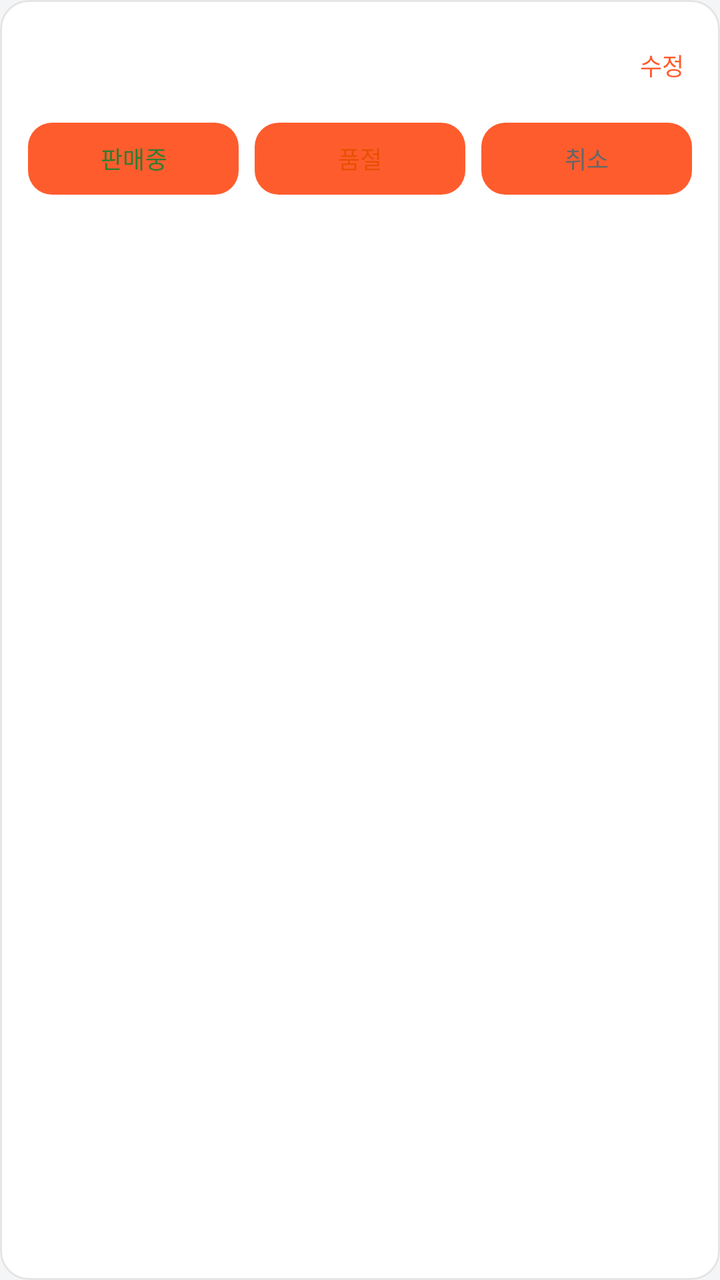
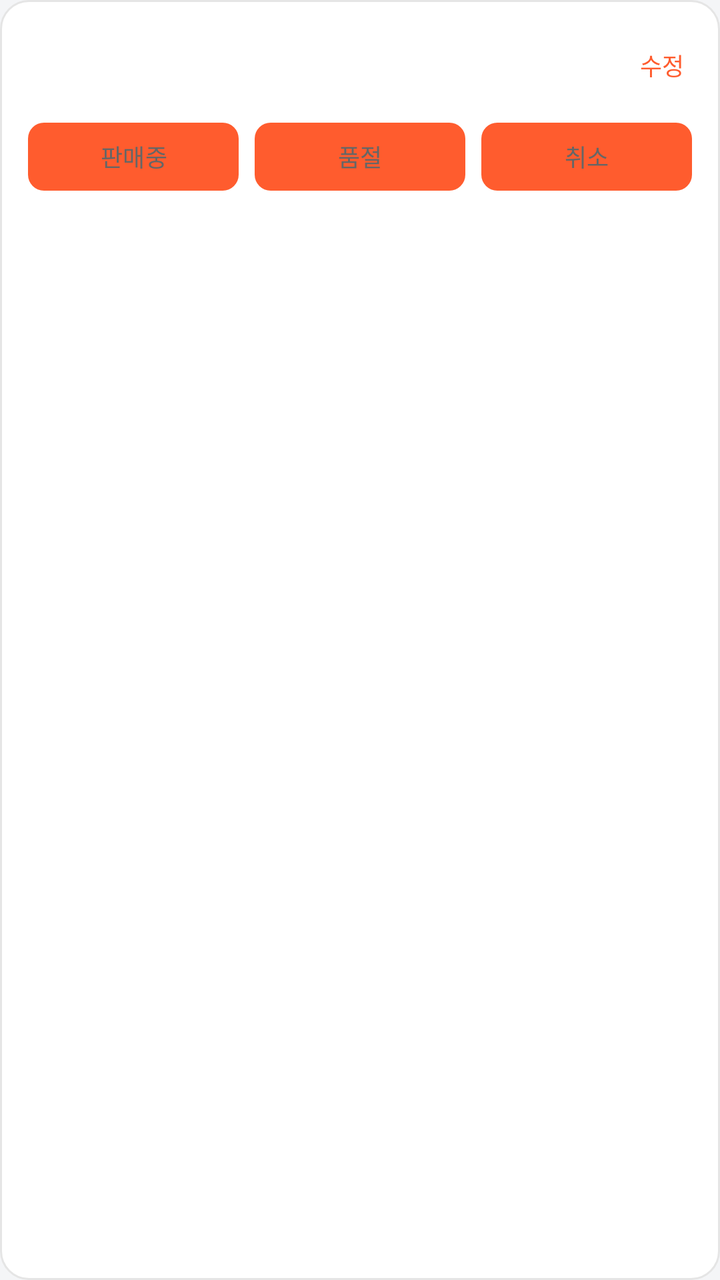

Two renders of the same Android screen: before a commit and after it. Below are the layout's source before the change and the commit's diff.
<!-- AndroidManifest.xml: application theme Theme.Deuktemsiru_seller -->
<!-- res/layout/item_sale_item.xml -->
<?xml version="1.0" encoding="utf-8"?>

<LinearLayout
    xmlns:android="http://schemas.android.com/apk/res/android"
    android:layout_width="match_parent"
    android:layout_height="wrap_content"
    android:orientation="vertical"
    android:background="@drawable/bg_card_white"
    android:padding="14dp"
    android:layout_marginBottom="10dp">

    <LinearLayout
        android:layout_width="match_parent"
        android:layout_height="wrap_content"
        android:orientation="horizontal"
        android:gravity="center_vertical">

        <TextView
            android:id="@+id/tv_item_emoji"
            android:layout_width="36dp"
            android:layout_height="36dp"
            android:gravity="center"
            android:textSize="20sp" />

        <LinearLayout
            android:layout_width="0dp"
            android:layout_height="wrap_content"
            android:layout_weight="1"
            android:layout_marginStart="10dp"
            android:orientation="vertical">

            <TextView
                android:id="@+id/tv_item_name"
                android:layout_width="wrap_content"
                android:layout_height="wrap_content"
                android:textSize="14sp"
                android:textColor="@color/text"
                android:fontFamily="sans-serif-medium" />

            <TextView
                android:id="@+id/tv_item_detail"
                android:layout_width="wrap_content"
                android:layout_height="wrap_content"
                android:layout_marginTop="2dp"
                android:textSize="12sp"
                android:textColor="@color/text_sub" />

        </LinearLayout>

        <TextView
            android:id="@+id/tv_item_status"
            android:layout_width="wrap_content"
            android:layout_height="wrap_content"
            android:paddingHorizontal="10dp"
            android:paddingVertical="4dp"
            android:textSize="12sp"
            android:fontFamily="sans-serif-medium" />

        <TextView
            android:id="@+id/btn_edit"
            android:layout_width="wrap_content"
            android:layout_height="wrap_content"
            android:text="수정"
            android:textSize="12sp"
            android:textColor="@color/primary"
            android:paddingStart="8dp"
            android:paddingEnd="4dp"
            android:paddingVertical="4dp"
            android:fontFamily="sans-serif-medium"
            android:clickable="true"
            android:focusable="true" />

    </LinearLayout>

    <LinearLayout
        android:layout_width="match_parent"
        android:layout_height="wrap_content"
        android:orientation="horizontal"
        android:layout_marginTop="10dp">

        <Button
            android:id="@+id/btn_status_available"
            android:layout_width="0dp"
            android:layout_height="36dp"
            android:layout_weight="1"
            android:layout_marginEnd="4dp"
            android:background="@drawable/bg_status_available"
            android:insetTop="0dp"
            android:insetBottom="0dp"
            android:stateListAnimator="@null"
            android:text="판매중"
            android:textSize="12sp"
            android:textColor="#2E7D32" />

        <Button
            android:id="@+id/btn_status_soldout"
            android:layout_width="0dp"
            android:layout_height="36dp"
            android:layout_weight="1"
            android:layout_marginHorizontal="4dp"
            android:background="@drawable/bg_status_soldout"
            android:insetTop="0dp"
            android:insetBottom="0dp"
            android:stateListAnimator="@null"
            android:text="품절"
            android:textSize="12sp"
            android:textColor="#E65100" />

        <Button
            android:id="@+id/btn_cancel"
            android:layout_width="0dp"
            android:layout_height="36dp"
            android:layout_weight="1"
            android:layout_marginStart="4dp"
            android:background="@drawable/bg_status_expired"
            android:insetTop="0dp"
            android:insetBottom="0dp"
            android:stateListAnimator="@null"
            android:text="취소"
            android:textSize="12sp"
            android:textColor="@color/text_sub" />

    </LinearLayout>

</LinearLayout>
<!-- resources referenced by this layout -->
<resources>
  <color name="primary">#FFFF5C2E</color>
  <color name="text">#FF1A1A1A</color>
  <color name="text_sub">#FF666666</color>
  <!-- drawable bg_card_white (drawable) -->
  <?xml version="1.0" encoding="utf-8"?>
  
  <shape xmlns:android="http://schemas.android.com/apk/res/android"
      android:shape="rectangle">
      <solid android:color="#FFFFFF" />
      <stroke android:width="1dp" android:color="#E5E5E5" />
      <corners android:radius="14dp" />
  </shape>
  <!-- drawable bg_status_available (drawable) -->
  <?xml version="1.0" encoding="utf-8"?>
  
  <shape xmlns:android="http://schemas.android.com/apk/res/android"
      android:shape="rectangle">
      <solid android:color="#E8F5E9" />
      <corners android:radius="12dp" />
  </shape>
  <!-- drawable bg_status_expired (drawable) -->
  <?xml version="1.0" encoding="utf-8"?>
  
  <shape xmlns:android="http://schemas.android.com/apk/res/android"
      android:shape="rectangle">
      <solid android:color="#F5F5F5" />
      <corners android:radius="12dp" />
  </shape>
  <!-- drawable bg_status_soldout (drawable) -->
  <?xml version="1.0" encoding="utf-8"?>
  
  <shape xmlns:android="http://schemas.android.com/apk/res/android"
      android:shape="rectangle">
      <solid android:color="#FFF3E0" />
      <corners android:radius="12dp" />
  </shape>
  <style name="Theme.Deuktemsiru_seller" parent="Base.Theme.Deuktemsiru_seller" />
  <style name="Base.Theme.Deuktemsiru_seller" parent="Theme.Material3.Light.NoActionBar">
          <item name="colorPrimary">@color/primary</item>
          <item name="colorPrimaryVariant">@color/primary_dark</item>
          <item name="colorOnPrimary">@color/white</item>
          <item name="colorSurface">@color/surface</item>
          <item name="android:colorBackground">@color/surface</item>
          <item name="android:fontFamily">sans-serif</item>
          <item name="bottomNavigationStyle">@style/Widget.App.BottomNav</item>
      </style>
  <color name="primary_dark">#FF6B2B12</color>
  <color name="white">#FFFFFFFF</color>
  <color name="surface">#FFF4F5F7</color>
  <style name="Widget.App.BottomNav" parent="Widget.Material3.BottomNavigationView">
          <item name="itemIconTint">@color/bottom_nav_color</item>
          <item name="itemTextColor">@color/bottom_nav_color</item>
          <item name="itemActiveIndicatorStyle">@style/Widget.App.ActiveIndicator</item>
      </style>
  <style name="Widget.App.ActiveIndicator" parent="Widget.Material3.BottomNavigationView.ActiveIndicator">
          <item name="android:color">@color/primary_light</item>
      </style>
  <color name="primary_light">#FFFFEDE5</color>
</resources>

<!-- the commit's change to res/layout/item_sale_item.xml (unified diff, before → after) -->
@@ -81,38 +81,38 @@
         <Button
             android:id="@+id/btn_status_available"
             android:layout_width="0dp"
-            android:layout_height="36dp"
+            android:layout_height="34dp"
             android:layout_weight="1"
             android:layout_marginEnd="4dp"
-            android:background="@drawable/bg_status_available"
+            android:background="@drawable/bg_rounded_muted"
             android:insetTop="0dp"
             android:insetBottom="0dp"
             android:stateListAnimator="@null"
             android:text="판매중"
             android:textSize="12sp"
-            android:textColor="#2E7D32" />
+            android:textColor="@color/text_sub" />
 
         <Button
             android:id="@+id/btn_status_soldout"
             android:layout_width="0dp"
-            android:layout_height="36dp"
+            android:layout_height="34dp"
             android:layout_weight="1"
             android:layout_marginHorizontal="4dp"
-            android:background="@drawable/bg_status_soldout"
+            android:background="@drawable/bg_rounded_muted"
             android:insetTop="0dp"
             android:insetBottom="0dp"
             android:stateListAnimator="@null"
             android:text="품절"
             android:textSize="12sp"
-            android:textColor="#E65100" />
+            android:textColor="@color/text_sub" />
 
         <Button
             android:id="@+id/btn_cancel"
             android:layout_width="0dp"
-            android:layout_height="36dp"
+            android:layout_height="34dp"
             android:layout_weight="1"
             android:layout_marginStart="4dp"
-            android:background="@drawable/bg_status_expired"
+            android:background="@drawable/bg_rounded_muted"
             android:insetTop="0dp"
             android:insetBottom="0dp"
             android:stateListAnimator="@null"
<!-- resource entries referenced after the edit -->
@@ -12,29 +12,13 @@
       <stroke android:width="1dp" android:color="#E5E5E5" />
       <corners android:radius="14dp" />
   </shape>
-  <!-- drawable bg_status_available (drawable) -->
+  <!-- drawable bg_rounded_muted (drawable) -->
   <?xml version="1.0" encoding="utf-8"?>
   
   <shape xmlns:android="http://schemas.android.com/apk/res/android"
       android:shape="rectangle">
-      <solid android:color="#E8F5E9" />
-      <corners android:radius="12dp" />
-  </shape>
-  <!-- drawable bg_status_expired (drawable) -->
-  <?xml version="1.0" encoding="utf-8"?>
-  
-  <shape xmlns:android="http://schemas.android.com/apk/res/android"
-      android:shape="rectangle">
-      <solid android:color="#F5F5F5" />
-      <corners android:radius="12dp" />
-  </shape>
-  <!-- drawable bg_status_soldout (drawable) -->
-  <?xml version="1.0" encoding="utf-8"?>
-  
-  <shape xmlns:android="http://schemas.android.com/apk/res/android"
-      android:shape="rectangle">
-      <solid android:color="#FFF3E0" />
-      <corners android:radius="12dp" />
+      <solid android:color="#F0F0F0" />
+      <corners android:radius="8dp" />
   </shape>
   <style name="Theme.Deuktemsiru_seller" parent="Base.Theme.Deuktemsiru_seller" />
   <style name="Base.Theme.Deuktemsiru_seller" parent="Theme.Material3.Light.NoActionBar">
